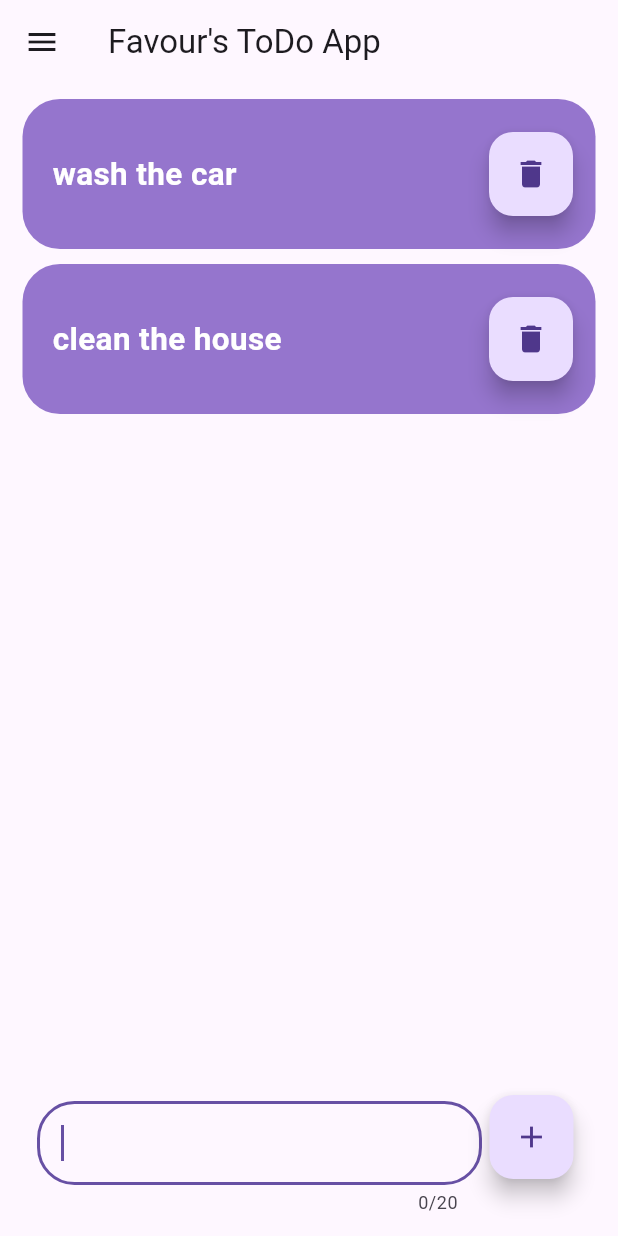
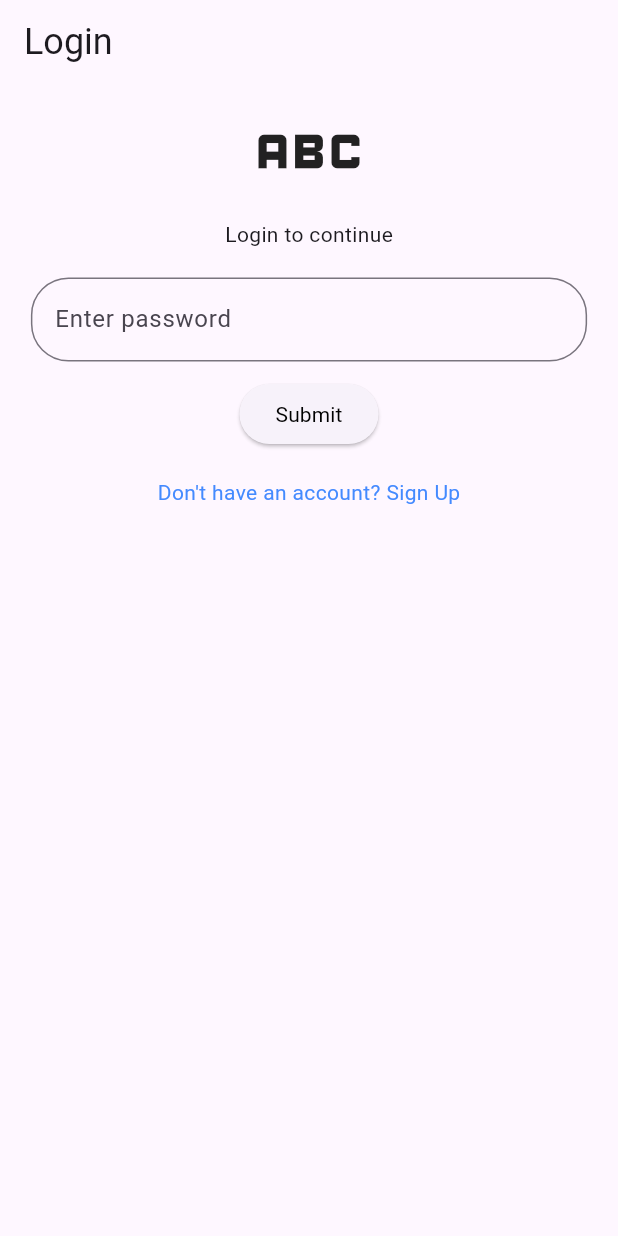
Before and after one commit to uweja-favour/Flutter-To-Do-App, a Flutter app: the screen it shows after launch, on a phone screen of 412 x 824 dp. Run offline on Flutter 3.47's test engine with Material 3 defaults, Android fonts, the phone set to English and light mode, and no system bars; our stand-ins replace hive, hive_flutter; accounts and stored records are empty.

Commit message:
Added Login and Sign-Up Pages
New Login and Sign-Up page features were added. This is the first version of the Login and Sign-Up pages.

```diff
--- a/lib/main.dart
+++ b/lib/main.dart
@@ -1,7 +1,9 @@
 import 'package:flutter/material.dart';
 import 'package:hive_flutter/adapters.dart';
 import 'package:todo_app/pages/about.dart';
+import 'package:todo_app/pages/signup_page.dart';
 import 'package:todo_app/pages/todo_page.dart';
+import 'package:todo_app/pages/login_page.dart';
 
 void main() async {
   await Hive.initFlutter();
@@ -17,10 +19,13 @@ class MyApp extends StatelessWidget {
   Widget build(BuildContext context) {
     return MaterialApp(
       debugShowCheckedModeBanner: false,
-      home: TodoPage(),
+      home: const LoginPage(),
       routes: {
         '/homepage' : (context) => const TodoPage(),
-        '/aboutpage' : (context) => const AboutPage()
+        '/aboutpage' : (context) => const AboutPage(),
+        '/loginpage' : (context) => const LoginPage(),
+        'signuppage': (context) => const SignupPage(),
+
       },
 
     );
--- /dev/null
+++ b/lib/pages/login_page.dart
@@ -0,0 +1,117 @@
+import 'package:flutter/foundation.dart';
+import 'package:flutter/material.dart';
+import 'package:hive/hive.dart';
+import 'package:todo_app/pages/signup_page.dart';
+
+class LoginPage extends StatefulWidget {
+  const LoginPage({super.key});
+
+  @override
+  State<LoginPage> createState() => _LoginPageState();
+}
+
+class _LoginPageState extends State<LoginPage> {
+  final _myBox = Hive.box('myBox');
+
+
+  TextEditingController loginTextEditingController = TextEditingController();
+  String passWord = '0000';
+  bool haveAnAccount = false;
+
+  String? incorrectPassword;
+
+
+  @override
+  void initState() {
+    super.initState();
+
+    String getPassWord = _myBox.get('password', defaultValue: '0000');
+    if (getPassWord != null) {
+      passWord = getPassWord;
+    }
+
+    bool? accountExist = _myBox.get('haveAnAccount');
+    if (accountExist.runtimeType == bool && accountExist != null) {
+      haveAnAccount = accountExist;
+    }
+
+  }
+
+  void verifyPassword() {
+    String enteredPassword = loginTextEditingController.text;
+    loginTextEditingController.clear();
+    if (enteredPassword == passWord || enteredPassword == '0000') {
+      Navigator.pop(context);
+      Navigator.pushNamed(context, '/homepage');
+    } else {
+      setState(() {
+        incorrectPassword = 'Incorrect Password';
+      });
+
+    }
+  }
+  @override
+  Widget build(BuildContext context) {
+    double screenWidth = MediaQuery.of(context).size.width;
+    return Scaffold(
+      appBar: AppBar(
+        title: const Text(
+          'Login',
+          style: TextStyle(fontSize: 24),
+        ),
+      ),
+      body: Center(
+        child: Expanded(
+          child: Column(
+            children: [
+              const Icon(Icons.abc, size: 90,),
+
+              Container(
+                margin: const EdgeInsets.only(bottom: 19),
+                // padding: EdgeInsets.only(bottom: 18.0),
+                child: const Text('Login to continue'),
+              ),
+              SizedBox(
+                width: screenWidth * 0.9,
+                child: TextField(
+                  controller: loginTextEditingController,
+                  decoration: InputDecoration(
+                    errorText: incorrectPassword,
+                    alignLabelWithHint: true,
+                    hintText: 'Enter password',
+                    border: OutlineInputBorder(
+                      borderRadius: BorderRadius.circular(25),
+                    ),
+                  ),
+                ),
+              ),
+              Padding(
+                padding: const EdgeInsets.only(top: 11.0),
+                child: ElevatedButton(
+                    onPressed: () {
+                    // submit password for verification
+                      verifyPassword();
+                    },
+                  child: const Text('Submit', style: TextStyle(color: Colors.black, fontWeight: FontWeight.normal))
+                ),
+              ),
+              GestureDetector(
+                onTap: () {
+                  Navigator.pushNamed(
+                      context,
+                      'signuppage'
+                    );
+                },
+                child: haveAnAccount ? const Text("") :  const Padding(
+                  padding: EdgeInsets.only(top: 18.0),
+                  child: Text("Don't have an account? Sign Up", style: TextStyle(color: Colors.blueAccent),),
+                ),
+              ),
+
+            ],
+          ),
+        ),
+      ),
+    );
+  }
+}
```
Also changed, not shown: lib/pages/signup_page.dart (added, +109 -0 lines).
